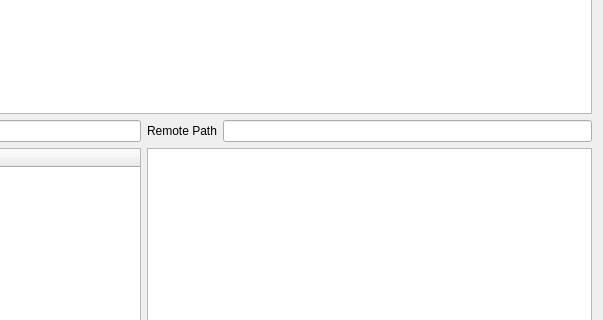
Before: the Qt Designer form mainwindow.ui in lasyman/myFTP, drawn with Qt 5; both pictures show x 315 to 918 and y 176 to 496 of the 918 by 590 pixel window.
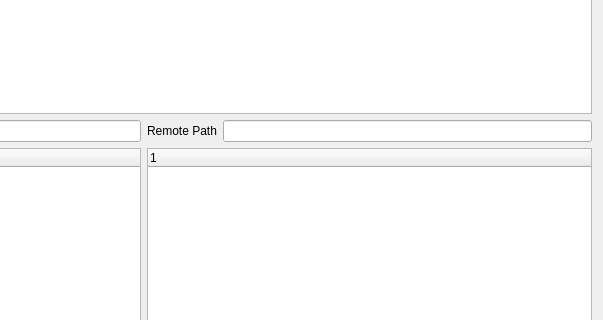
After: the same form once the commit is applied.

What changed in the file:
```diff
--- a/mainwindow.ui
+++ b/mainwindow.ui
@@ -140,12 +140,6 @@
             <property name="indentation">
              <number>0</number>
             </property>
-            <attribute name="headerVisible">
-             <bool>false</bool>
-            </attribute>
-            <attribute name="headerStretchLastSection">
-             <bool>false</bool>
-            </attribute>
             <column>
              <property name="text">
               <string>1</string>
```
Left out of the diff: 2 changed lines with no effect on the pictures.
